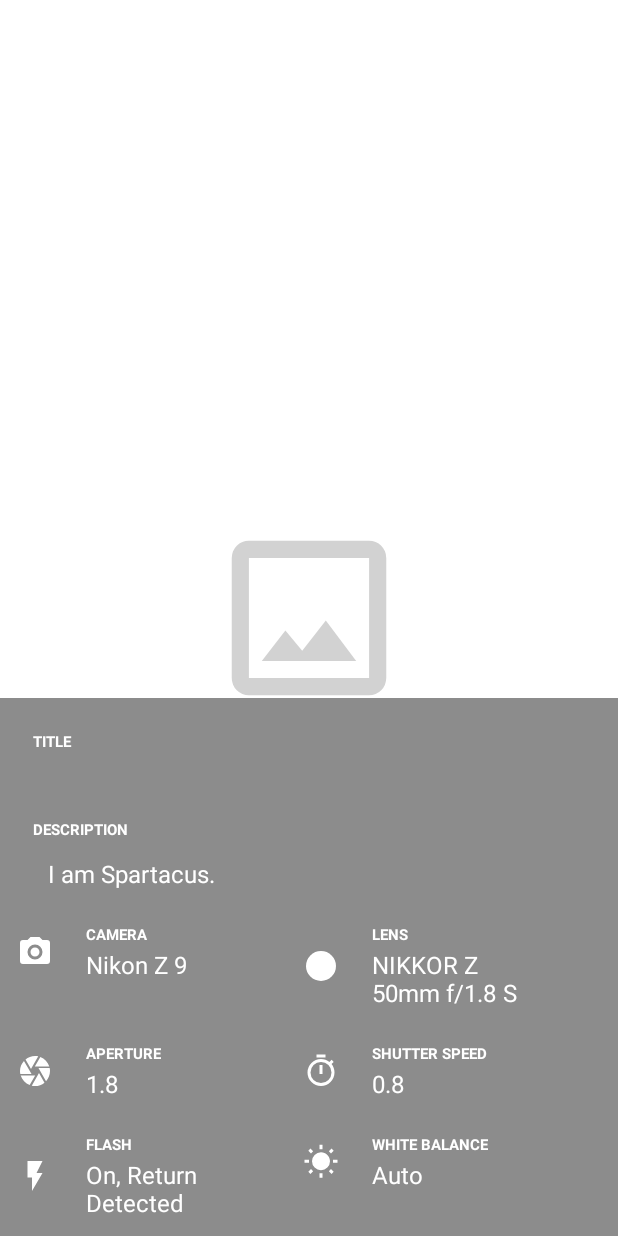
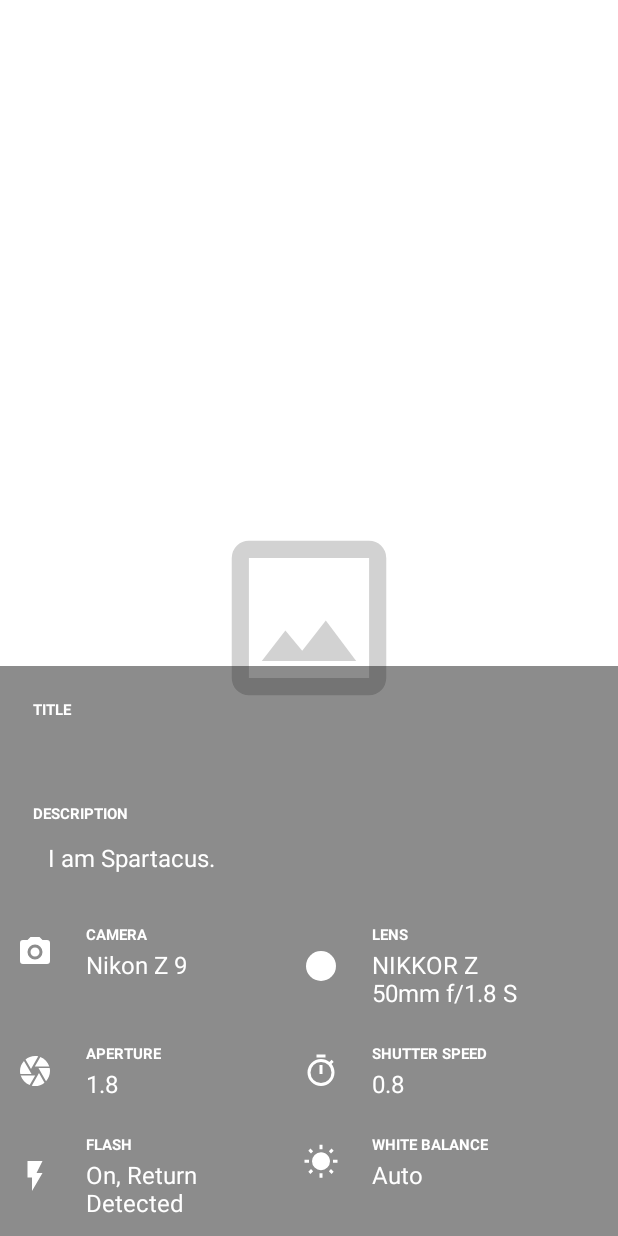
Before and after one commit to dalegaspi/bu-ms-s6-tp, an Android app: the fragment OneImageFragment placed in its activity, on a phone screen of 412 x 824 dp. Run offline under Robolectric (Android 15) with nearby library versions, the phone set to English and light mode, and no system bars; our stand-ins replace Picasso; libraries missing offline, so code that uses them is left out: com.flickr4java.flickr; plain views replace PhotoView; pictures from the network do not load; 3 statements that could not run were skipped.

Commit message:
Update fragment_one_image.xml

```diff
--- a/Code/myFlickr/app/src/main/res/layout/fragment_one_image.xml
+++ b/Code/myFlickr/app/src/main/res/layout/fragment_one_image.xml
@@ -40,7 +40,7 @@
             android:layout_marginLeft="10pt"
             android:layout_marginTop="5pt"
             android:layout_marginRight="10pt"
-            android:layout_marginBottom="5pt"
+            android:layout_marginBottom="10pt"
             android:paddingLeft="10dp"
             android:text=""
             android:textColor="@color/white"
@@ -66,7 +66,8 @@
             android:layout_marginLeft="10pt"
             android:layout_marginTop="5pt"
             android:layout_marginRight="10pt"
-            android:layout_marginBottom="5pt"
+            android:layout_marginBottom="10pt"
+            android:singleLine="false"
             android:paddingLeft="10dp"
             android:text="I am Spartacus."
             android:textColor="@color/white"
@@ -74,9 +75,10 @@
             android:textSize="16sp" />
 
         <androidx.gridlayout.widget.GridLayout
+            android:id="@+id/metadataGrid"
             android:layout_width="match_parent"
+
             android:layout_height="match_parent"
-
             app:columnCount="2"
             app:rowCount="4">
 
@@ -123,11 +125,11 @@
                         android:layout_marginTop="1pt"
                         android:layout_marginRight="10pt"
                         android:layout_marginBottom="5pt"
-                        android:paddingLeft="0dp"
-                        android:text="Nikon Z 9"
                         android:ellipsize="end"
                         android:maxWidth="100sp"
+                        android:paddingLeft="0dp"
                         android:singleLine="true"
+                        android:text="Nikon Z 9"
                         android:textColor="@color/white"
                         android:textIsSelectable="true"
                         android:textSize="16sp" />
@@ -177,10 +179,10 @@
                         android:layout_marginTop="1pt"
                         android:layout_marginRight="10pt"
                         android:layout_marginBottom="5pt"
+                        android:maxWidth="100sp"
                         android:paddingLeft="0dp"
+
                         android:text="NIKKOR Z 50mm f/1.8 S"
-
-                        android:maxWidth="100sp"
 
                         android:textColor="@color/white"
                         android:textIsSelectable="true"
@@ -289,6 +291,7 @@
                         android:textSize="16sp" />
                 </LinearLayout>
             </androidx.gridlayout.widget.GridLayout>
+
             <androidx.gridlayout.widget.GridLayout
                 android:layout_width="wrap_content"
                 android:layout_height="wrap_content"
@@ -334,8 +337,8 @@
                         android:layout_marginBottom="5pt"
                         android:ellipsize="end"
                         android:maxWidth="100sp"
+                        android:paddingLeft="0dp"
                         android:singleLine="false"
-                        android:paddingLeft="0dp"
 
                         android:text="On, Return Detected"
                         android:textColor="@color/white"
@@ -387,11 +390,11 @@
                         android:layout_marginTop="1pt"
                         android:layout_marginRight="10pt"
                         android:layout_marginBottom="5pt"
-                        android:paddingLeft="0dp"
-                        android:text="Auto"
                         android:ellipsize="end"
                         android:maxWidth="100sp"
+                        android:paddingLeft="0dp"
                         android:singleLine="true"
+                        android:text="Auto"
                         android:textColor="@color/white"
                         android:textIsSelectable="true"
                         android:textSize="16sp" />
```
